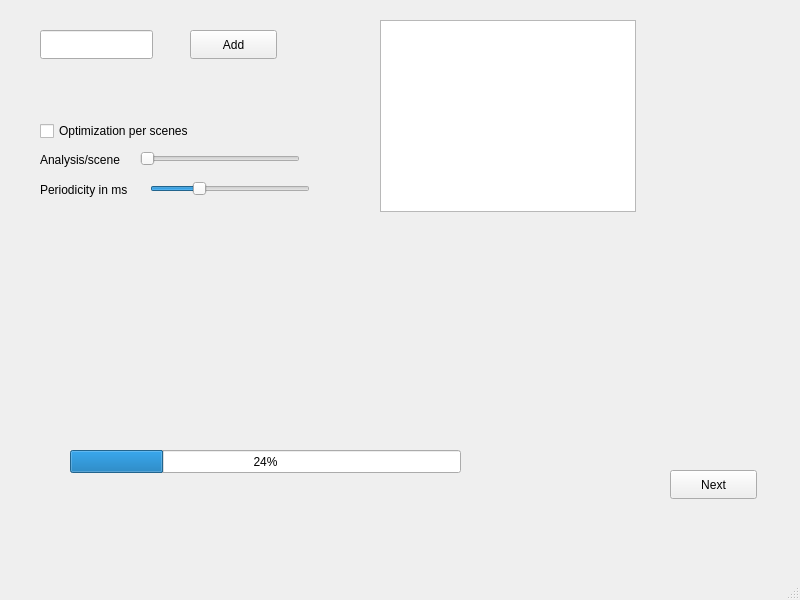
seekever/VideoSummary, file video_summary/templates/ObjectsOptions.ui: the form before one commit.
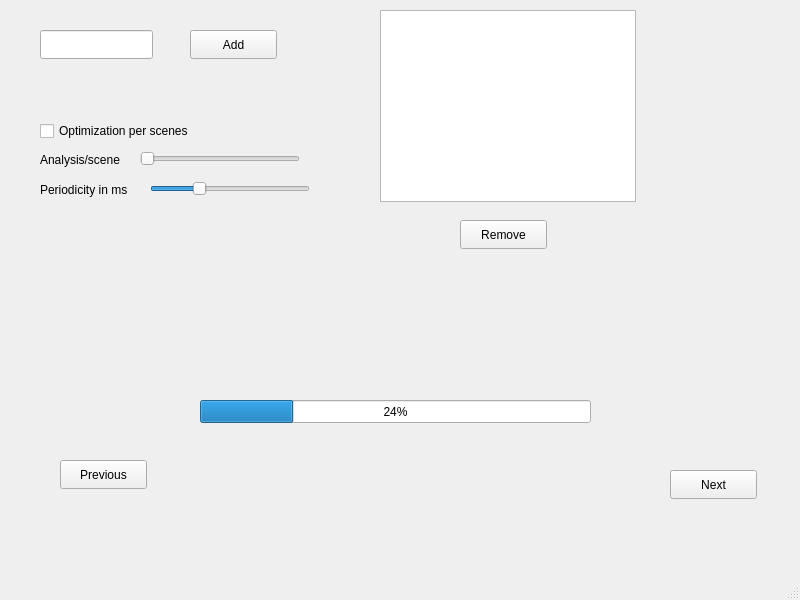
The form after the commit.

Commit message: Objects options model created

Diff of the .ui file:
```diff
--- a/video_summary/templates/ObjectsOptions.ui
+++ b/video_summary/templates/ObjectsOptions.ui
@@ -37,16 +37,6 @@
                     <string>Add</string>
                 </property>
             </widget>
-            <widget class="QListView" name="objectsView">
-                <property name="geometry">
-                    <rect>
-                        <x>380</x>
-                        <y>20</y>
-                        <width>256</width>
-                        <height>192</height>
-                    </rect>
-                </property>
-            </widget>
             <widget class="QCheckBox" name="optimizationBox">
                 <property name="geometry">
                     <rect>
@@ -143,8 +133,8 @@
             <widget class="QProgressBar" name="sceneAnalysisBar">
                 <property name="geometry">
                     <rect>
-                        <x>70</x>
-                        <y>450</y>
+      <x>200</x>
+      <y>400</y>
                         <width>391</width>
                         <height>23</height>
                     </rect>
@@ -153,6 +143,42 @@
                     <number>24</number>
                 </property>
             </widget>
+   <widget class="QPushButton" name="previousButton">
+    <property name="geometry">
+     <rect>
+      <x>60</x>
+      <y>460</y>
+      <width>87</width>
+      <height>29</height>
+     </rect>
+    </property>
+    <property name="text">
+     <string>Previous</string>
+    </property>
+   </widget>
+   <widget class="QListWidget" name="objectsView">
+    <property name="geometry">
+     <rect>
+      <x>380</x>
+      <y>10</y>
+      <width>256</width>
+      <height>192</height>
+     </rect>
+    </property>
+   </widget>
+   <widget class="QPushButton" name="removeButton">
+    <property name="geometry">
+     <rect>
+      <x>460</x>
+      <y>220</y>
+      <width>87</width>
+      <height>29</height>
+     </rect>
+    </property>
+    <property name="text">
+     <string>Remove</string>
+    </property>
+   </widget>
         </widget>
         <widget class="QMenuBar" name="menubar">
             <property name="geometry">
```
Lines whose indentation alone changed are shown as unchanged. The commit also changes 2 other files.
